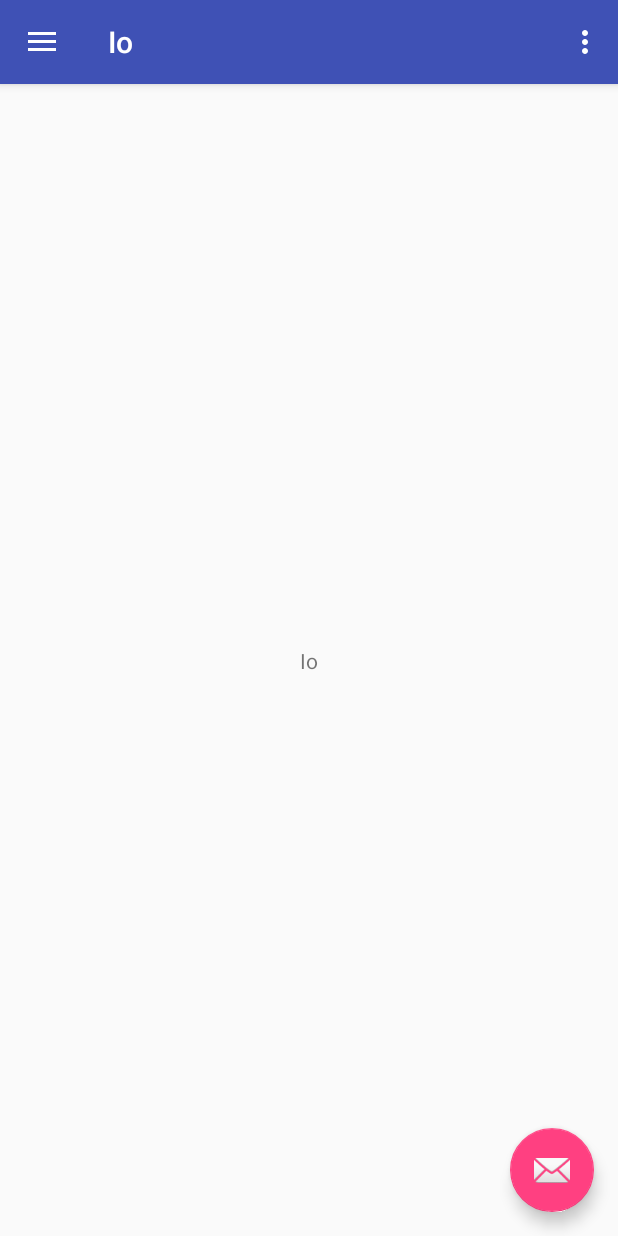
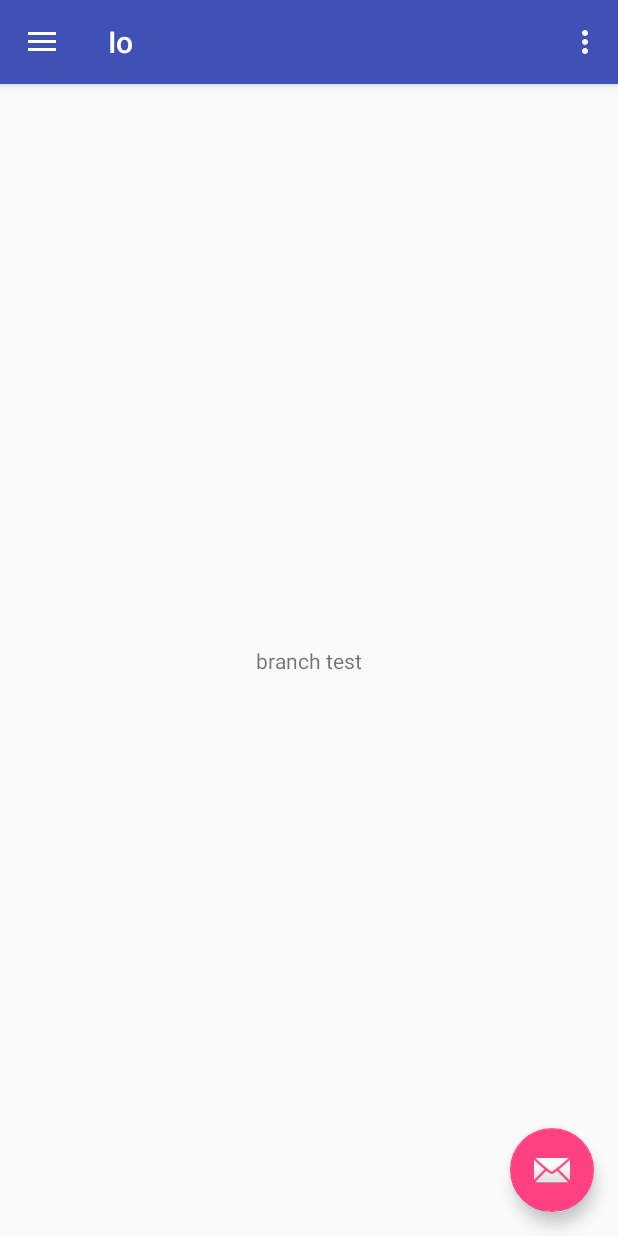
Before and after one commit to eisen1990/attendanceapp, an Android app: the screen it shows after launch (MainActivity), on a phone screen of 412 x 824 dp. Run offline under Robolectric (Android 15) with nearby library versions, the phone set to English and light mode, and no system bars.

Commit message:
인준 branch test

```diff
--- a/app/src/main/res/layout/content_main.xml
+++ b/app/src/main/res/layout/content_main.xml
@@ -11,7 +11,7 @@
     <TextView
         android:layout_width="wrap_content"
         android:layout_height="wrap_content"
-        android:text="@string/app_name"
+        android:text="branch test"
         app:layout_constraintBottom_toBottomOf="parent"
         app:layout_constraintLeft_toLeftOf="parent"
         app:layout_constraintRight_toRightOf="parent"
```
